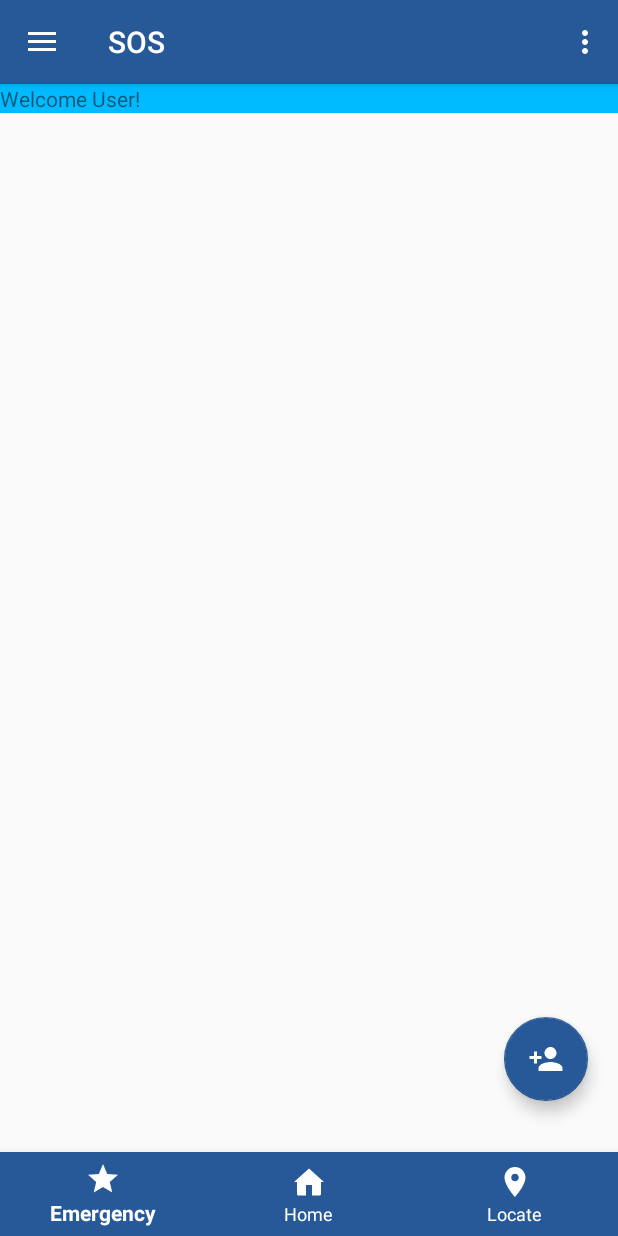
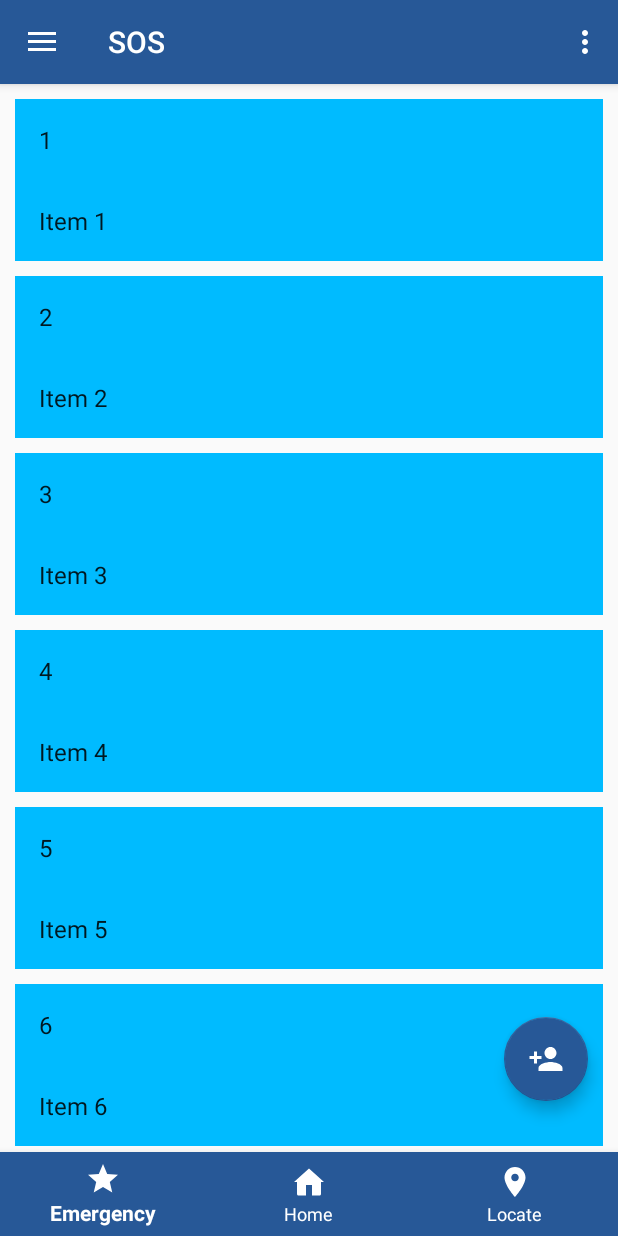
Before and after one commit to prashanth-nani/sos, an Android app: the MainActivity screen opened directly, with no data from a screen before it, after a tap on "Import", on a phone screen of 412 x 824 dp. Run offline under Robolectric (Android 15) with nearby library versions, the phone set to English and light mode, and no system bars; 1 other tap on this screen came first.

Commit message:
Add Emergency Contacts Fragment with dummy data

```diff
--- a/app/src/main/java/in/ac/mnnit/sos/MainActivity.java
+++ b/app/src/main/java/in/ac/mnnit/sos/MainActivity.java
@@ -21,11 +21,13 @@
 import android.view.Menu;
 import android.view.MenuItem;
 
+import in.ac.mnnit.sos.fragments.ContactFragment;
 import in.ac.mnnit.sos.fragments.HomeFragment;
+import in.ac.mnnit.sos.fragments.dummy.DummyContent;
 
 public class MainActivity extends AppCompatActivity
         implements NavigationView.OnNavigationItemSelectedListener,
-        HomeFragment.OnFragmentInteractionListener{
+        HomeFragment.OnFragmentInteractionListener, ContactFragment.OnListFragmentInteractionListener{
 
     View bottomNavigationMenuItem;
     BottomNavigationView bottomNavigationView;
@@ -63,10 +65,11 @@
         bottomNavigationView = (BottomNavigationView) findViewById(R.id.bottomNavigation);
         bottomNavigationView.setOnNavigationItemSelectedListener(new BottomNavigationHandler());
 
+        fragmentManager = getFragmentManager();
+
         HomeFragment homeFragment = new HomeFragment();
-        fragmentManager = getFragmentManager();
         transaction = fragmentManager.beginTransaction();
-        transaction.add(R.id.content_home, homeFragment, "homeFragment");
+        transaction.add(R.id.content_main, homeFragment, "homeFragment");
         transaction.commit();
     }
 
@@ -141,16 +144,26 @@
     }
 
     public void showEmergencyContacts(){
-        Log.d("test", "emergency");
+        ContactFragment contactFragment = new ContactFragment();
+        transaction = fragmentManager.beginTransaction();
+        transaction.replace(R.id.content_main, contactFragment, "contactFragment");
+        transaction.commit();
     }
 
     public void showHome(){
-        Intent intent = new Intent(getApplicationContext(), MainActivity.class);
-        startActivity(intent);
+        HomeFragment homeFragment = new HomeFragment();
+        transaction = fragmentManager.beginTransaction();
+        transaction.replace(R.id.content_main, homeFragment, "homeFragment");
+        transaction.commit();
     }
 
     @Override
     public void onFragmentInteraction(Uri uri) {
+
+    }
+
+    @Override
+    public void onListFragmentInteraction(DummyContent.DummyItem item) {
 
     }
 
--- a/app/src/main/res/layout/content_main.xml
+++ b/app/src/main/res/layout/content_main.xml
@@ -2,7 +2,7 @@
 <RelativeLayout xmlns:android="http://schemas.android.com/apk/res/android"
     xmlns:app="http://schemas.android.com/apk/res-auto"
     xmlns:tools="http://schemas.android.com/tools"
-    android:id="@+id/content_home"
+    android:id="@+id/content_main"
     android:layout_width="match_parent"
     android:layout_height="match_parent"
     android:orientation="vertical"
--- /dev/null
+++ b/app/src/main/res/layout/fragment_contact.xml
@@ -0,0 +1,25 @@
+<?xml version="1.0" encoding="utf-8"?>
+<LinearLayout xmlns:android="http://schemas.android.com/apk/res/android"
+    android:layout_width="match_parent"
+    android:layout_height="wrap_content"
+    android:layout_marginBottom="10dp"
+    android:orientation="vertical"
+    android:background="#00BBFF"
+>
+
+    <TextView
+        android:id="@+id/id"
+        android:text="Title"
+        android:layout_width="wrap_content"
+        android:layout_height="wrap_content"
+        android:layout_margin="@dimen/text_margin"
+        android:textAppearance="?attr/textAppearanceListItem" />
+
+    <TextView
+        android:id="@+id/content"
+        android:text="Description"
+        android:layout_width="wrap_content"
+        android:layout_height="wrap_content"
+        android:layout_margin="@dimen/text_margin"
+        android:textAppearance="?attr/textAppearanceListItem" />
+</LinearLayout>
--- /dev/null
+++ b/app/src/main/res/layout/fragment_contact_list.xml
@@ -0,0 +1,15 @@
+<?xml version="1.0" encoding="utf-8"?>
+<android.support.v7.widget.RecyclerView xmlns:android="http://schemas.android.com/apk/res/android"
+    xmlns:app="http://schemas.android.com/apk/res-auto"
+    xmlns:tools="http://schemas.android.com/tools"
+    android:id="@+id/list"
+    android:name="in.ac.mnnit.sos.fragments.ContactFragment"
+    android:layout_width="match_parent"
+    android:layout_height="match_parent"
+    android:layout_marginTop="10dp"
+    android:layout_marginLeft="10dp"
+    android:layout_marginRight="10dp"
+    android:layout_marginBottom="55dp"
+    app:layoutManager="LinearLayoutManager"
+    tools:context="in.ac.mnnit.sos.fragments.ContactFragment"
+    tools:listitem="@layout/fragment_contact" />
```
Also changed, not shown: app/src/main/java/in/ac/mnnit/sos/fragments/ContactFragment.java (added, +110 -0 lines), app/src/main/java/in/ac/mnnit/sos/fragments/MyContactRecyclerViewAdapter.java (added, +73 -0 lines), app/src/main/java/in/ac/mnnit/sos/fragments/dummy/DummyContent.java (added, +72 -0 lines).
